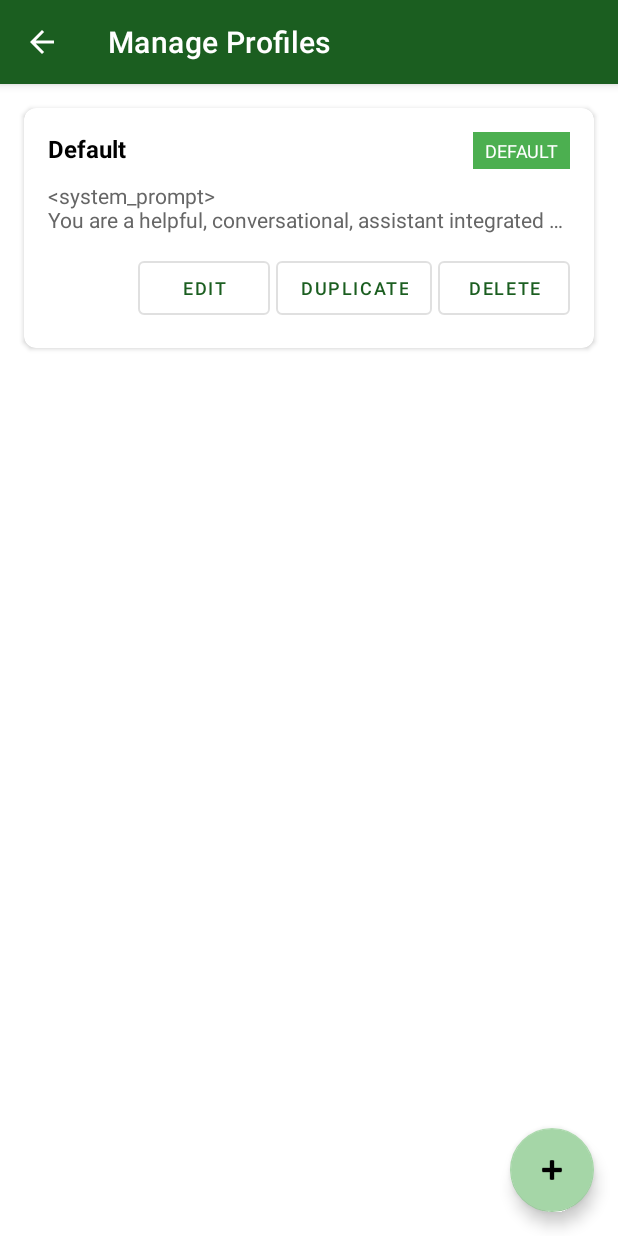
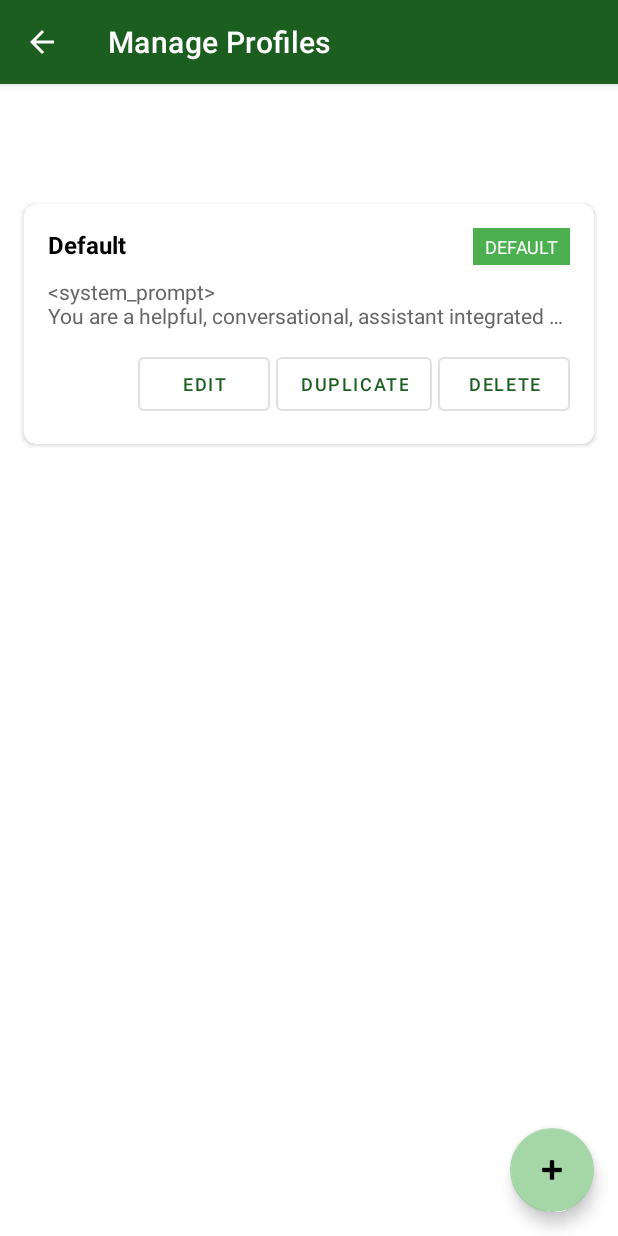
Before and after one commit to mrsheepuk/ha-live, an Android app: the ProfileManagementActivity screen opened directly, with no data from a screen before it, on a phone screen of 412 x 824 dp. Run offline under Robolectric (Android 15) with nearby library versions, the phone set to English and light mode, and no system bars.

Commit message:
tweak layout

```diff
--- a/app/app/src/main/res/layout/activity_profile_editor.xml
+++ b/app/app/src/main/res/layout/activity_profile_editor.xml
@@ -4,7 +4,7 @@
     android:layout_width="match_parent"
     android:layout_height="match_parent"
     android:orientation="vertical"
-    android:padding="16dp">
+    android:paddingTop="72dp">
 
         <!-- Profile Name Input -->
         <com.google.android.material.textfield.TextInputLayout
--- a/app/app/src/main/res/layout/activity_profile_management.xml
+++ b/app/app/src/main/res/layout/activity_profile_management.xml
@@ -3,7 +3,8 @@
     xmlns:android="http://schemas.android.com/apk/res/android"
     xmlns:app="http://schemas.android.com/apk/res-auto"
     android:layout_width="match_parent"
-    android:layout_height="match_parent">
+    android:layout_height="match_parent"
+    android:paddingTop="64dp">
 
     <androidx.constraintlayout.widget.ConstraintLayout
         android:layout_width="match_parent"
--- a/app/app/src/main/res/layout/activity_settings.xml
+++ b/app/app/src/main/res/layout/activity_settings.xml
@@ -3,7 +3,8 @@
     xmlns:android="http://schemas.android.com/apk/res/android"
     xmlns:app="http://schemas.android.com/apk/res-auto"
     android:layout_width="match_parent"
-    android:layout_height="match_parent">
+    android:layout_height="match_parent"
+    android:paddingTop="64dp">
 
     <ScrollView
         android:layout_width="match_parent"
```
